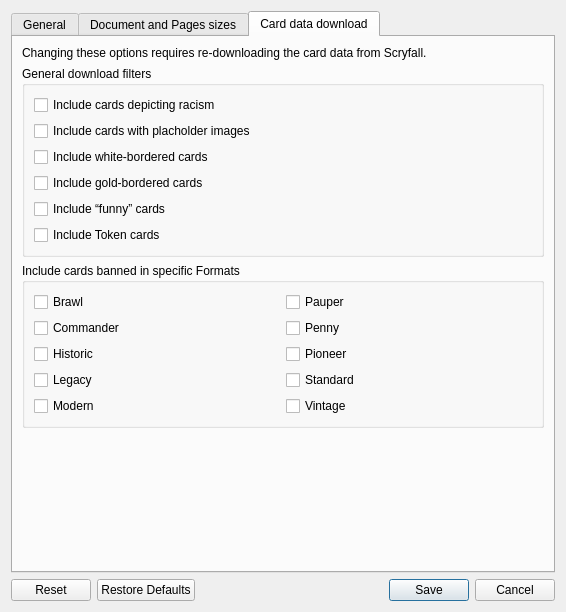
Old version of the form mtg_proxy_printer/resources/ui/settings_window.ui in the repository luziferius/MTGProxyPrinter.
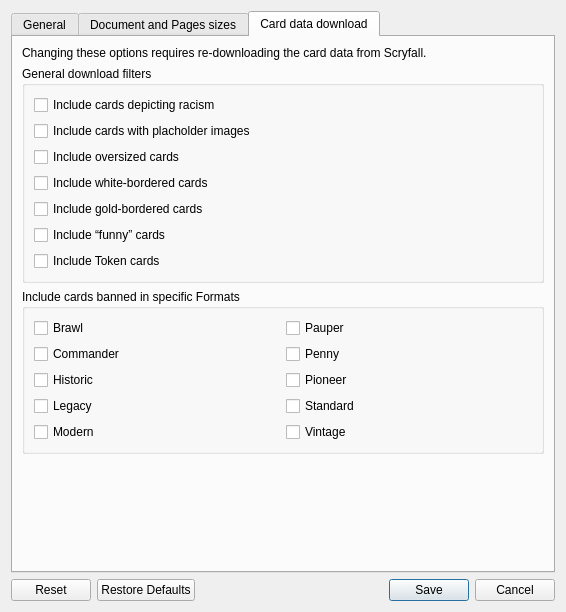
New version of the form. The open tabs and pages were chosen to show the change. Icons and pictures are not drawn.

Commit message:
Added new download filter for oversized cards.
FossilOrigin-Name: 37c5d787c17f38304690ecf010492f9e3653f5927ac5cbd7f3147747003fe1e1

What changed in the file:
```diff
--- a/mtg_proxy_printer/resources/ui/settings_window.ui
+++ b/mtg_proxy_printer/resources/ui/settings_window.ui
@@ -617,6 +617,18 @@
             </property>
            </widget>
           </item>
+          <item>
+           <widget class="QCheckBox" name="include_oversized_cards">
+            <property name="toolTip">
+             <string>These cards are larger than regular Magic cards and can’t be included in decks.
+Includes Archenemy schemes, Planechase planes and
+oversized commander creature or planeswalker cards included in some pre-constructed Commander decks.</string>
+            </property>
+            <property name="text">
+             <string>Include oversized cards</string>
+            </property>
+           </widget>
+          </item>
           <item>
            <widget class="QCheckBox" name="include_white_bordered_cards">
             <property name="text">
```
The commit also changes 6 other files.
